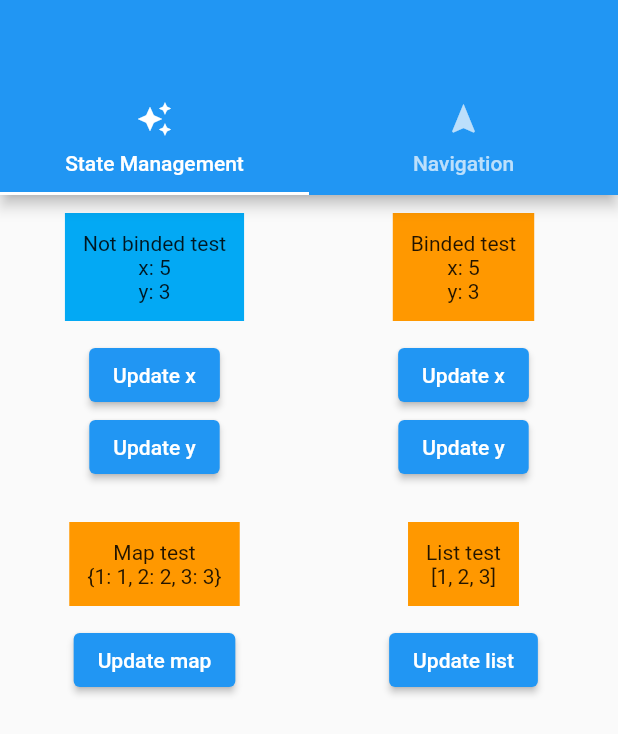
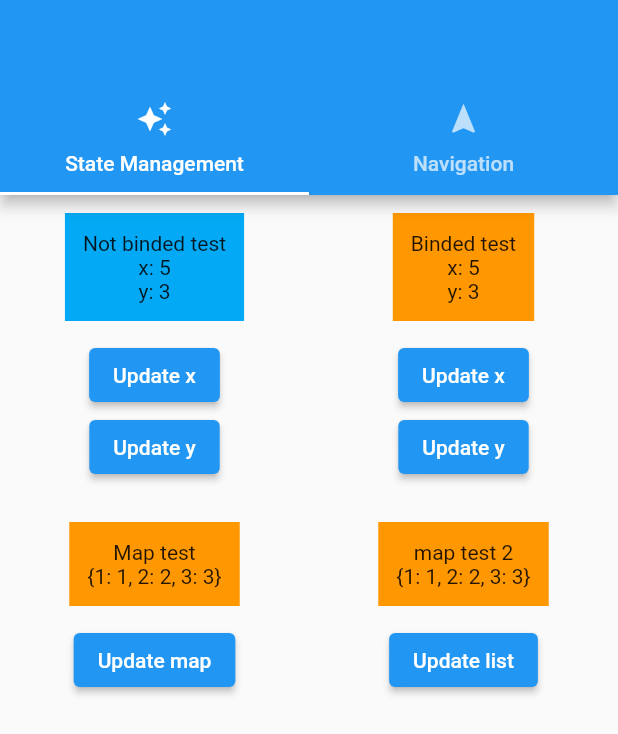
Before and after one commit to ertgrulll/man, a Flutter app: the screen it shows after launch, on a phone screen of 412 x 824 dp. Shown: the top 734 px of the screen. Run offline on Flutter 3.47's test engine with Material 2 defaults, Android fonts, the phone set to English and light mode, and no system bars.

Commit message:
utility update

```diff
--- a/example/lib/state_management.dart
+++ b/example/lib/state_management.dart
@@ -7,7 +7,7 @@ class StateManagement extends StatelessWidget {
   StateManagement({Key? key}) : super(key: key);
   final x = 5.man;
   final y = 3.man;
-  final map = {1: '1', 2: '2', 3: '3'}.man;
+  final map = {1: 1, 2: 2, 3: 3}.man;
   final list = [1, 2, 3].man;
 
   @override
@@ -97,7 +97,7 @@ class StateManagement extends StatelessWidget {
                 onPressed: () {
                   Random rand = Random();
                   final val = rand.nextInt(100);
-                  map[val] = val.toString();
+                  map[val] = val;
                   map.remove(map.keys.first);
                 },
               ),
@@ -112,8 +112,8 @@ class StateManagement extends StatelessWidget {
                   color: Colors.orange,
                   child: Column(
                     children: [
-                      const Text("List test"),
-                      Text(list.value.toString()),
+                      const Text("map test 2"),
+                      Text(map.value.toString()),
                     ],
                   ),
                 ),
@@ -122,9 +122,10 @@ class StateManagement extends StatelessWidget {
                 child: const Text("Update list"),
                 onPressed: () {
                   Random rand = Random();
-                  final val = rand.nextInt(100);
-                  list.add(val);
-                  list.removeAt(0);
+                  int val = rand.nextInt(100);
+                  map[val] = ++val;
+
+                  map.remove(map.keys.first);
                 },
               ),
             ],
```
Also changed, not shown: lib/src/utilities.dart (+6 -2 lines).
